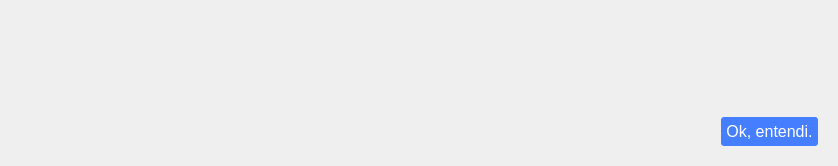
Qt form App/view/ui/feadbackConcluido.ui (Senac-SOR-ADS/Mapa-de-Sala) before a commit.
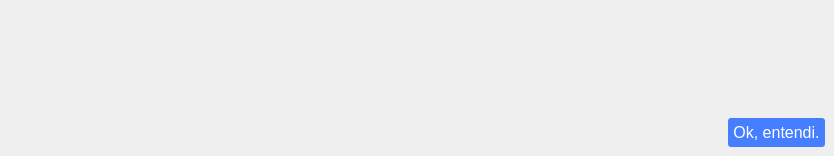
The same form after that commit. Icons and pictures are not drawn.

Diff of the .ui file:
```diff
--- a/App/view/ui/feadbackConcluido.ui
+++ b/App/view/ui/feadbackConcluido.ui
@@ -27,6 +27,21 @@
 }</string>
   </property>
   <layout class="QHBoxLayout" name="horizontalLayout">
+   <property name="spacing">
+    <number>0</number>
+   </property>
+   <property name="leftMargin">
+    <number>0</number>
+   </property>
+   <property name="topMargin">
+    <number>0</number>
+   </property>
+   <property name="rightMargin">
+    <number>0</number>
+   </property>
+   <property name="bottomMargin">
+    <number>0</number>
+   </property>
    <item>
     <widget class="QLabel" name="icon">
      <property name="minimumSize">
```
